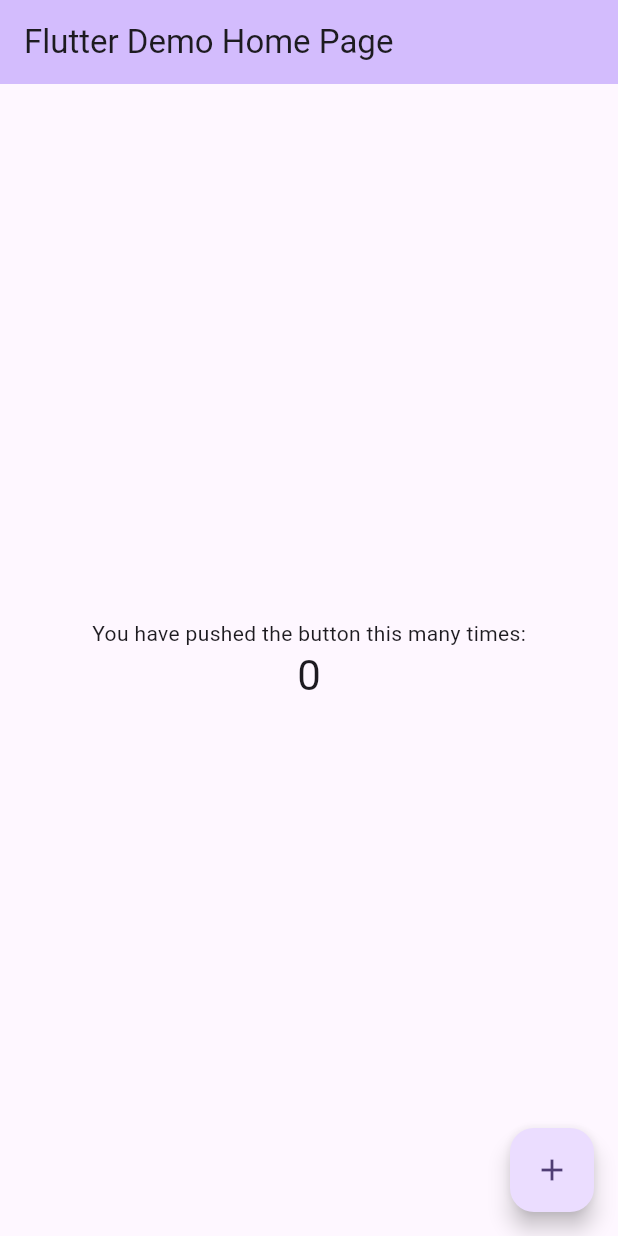
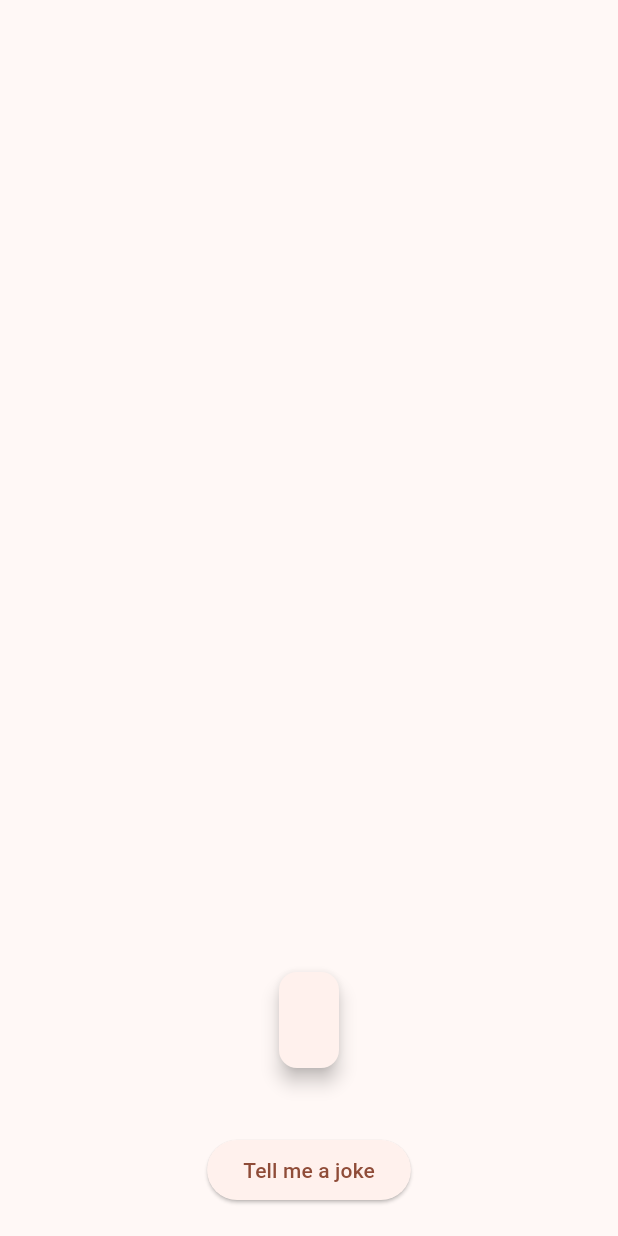
Before and after one commit to ZheFeng/tell_me_a_joke, a Flutter app: the screen it shows after launch, on a phone screen of 412 x 824 dp. Run offline on Flutter 3.47's test engine with Material 3 defaults, Android fonts, the phone set to English and light mode, and no system bars.

Commit message:
enable call remote joke

```diff
--- /dev/null
+++ b/devtools_options.yaml
@@ -0,0 +1 @@
+extensions:
--- a/lib/main.dart
+++ b/lib/main.dart
@@ -1,4 +1,7 @@
 import 'package:flutter/material.dart';
+import 'package:provider/provider.dart';
+import 'package:http/http.dart' as http;
+import 'dart:convert';
 
 void main() {
   runApp(const MyApp());
@@ -10,116 +13,126 @@
   // This widget is the root of your application.
   @override
   Widget build(BuildContext context) {
-    return MaterialApp(
-      title: 'Flutter Demo',
-      theme: ThemeData(
-        // This is the theme of your application.
-        //
-        // TRY THIS: Try running your application with "flutter run". You'll see
-        // the application has a purple toolbar. Then, without quitting the app,
-        // try changing the seedColor in the colorScheme below to Colors.green
-        // and then invoke "hot reload" (save your changes or press the "hot
-        // reload" button in a Flutter-supported IDE, or press "r" if you used
-        // the command line to start the app).
-        //
-        // Notice that the counter didn't reset back to zero; the application
-        // state is not lost during the reload. To reset the state, use hot
-        // restart instead.
-        //
-        // This works for code too, not just values: Most code changes can be
-        // tested with just a hot reload.
-        colorScheme: ColorScheme.fromSeed(seedColor: Colors.deepPurple),
-        useMaterial3: true,
+    return ChangeNotifierProvider(
+      create: (context) => MyAppState(),
+      child: MaterialApp(
+        title: 'Tell me a joke',
+        theme: ThemeData(
+          useMaterial3: true,
+          colorScheme: ColorScheme.fromSeed(seedColor: Colors.deepOrange),
+        ),
+        home: const MyHomePage(),
       ),
-      home: const MyHomePage(title: 'Flutter Demo Home Page'),
     );
   }
 }
 
-class MyHomePage extends StatefulWidget {
-  const MyHomePage({super.key, required this.title});
+class RemoteJoke {
+  final String message;
 
-  // This widget is the home page of your application. It is stateful, meaning
-  // that it has a State object (defined below) that contains fields that affect
-  // how it looks.
+  const RemoteJoke({
+    required this.message,
+  });
 
-  // This class is the configuration for the state. It holds the values (in this
-  // case the title) provided by the parent (in this case the App widget) and
-  // used by the build method of the State. Fields in a Widget subclass are
-  // always marked "final".
+  factory RemoteJoke.fromJson(Map<String, dynamic> json) {
+    return switch (json) {
+      {
+        'message': String message,
+      } =>
+        RemoteJoke(
+          message: message,
+        ),
+      _ => throw const FormatException('Failed to load joke.'),
+    };
+  }
 
-  final String title;
+  static Future<RemoteJoke> getRemoteJoke() async {
+    debugPrint('start request');
+    final res = await http.get(Uri.parse('http://localhost:3000/api/gpt'));
+    debugPrint(res.body);
 
-  @override
-  State<MyHomePage> createState() => _MyHomePageState();
+    if (res.statusCode == 200) {
+      return RemoteJoke.fromJson(jsonDecode(res.body) as Map<String, dynamic>);
+    } else {
+      throw Exception('Failed to load joke');
+    }
+  }
 }
 
-class _MyHomePageState extends State<MyHomePage> {
-  int _counter = 0;
+class MyAppState extends ChangeNotifier {
+  String joke = '';
+  bool loading = false;
 
-  void _incrementCounter() {
-    setState(() {
-      // This call to setState tells the Flutter framework that something has
-      // changed in this State, which causes it to rerun the build method below
-      // so that the display can reflect the updated values. If we changed
-      // _counter without calling setState(), then the build method would not be
-      // called again, and so nothing would appear to happen.
-      _counter++;
-    });
+  Future<void> getJoke() async {
+    // before send request, show loading
+    loading = true;
+    notifyListeners();
+
+    // call api
+    final remoteJoke = await RemoteJoke.getRemoteJoke();
+
+    // stop loading, show joke
+    loading = false;
+    joke = remoteJoke.message;
+    notifyListeners();
   }
+}
+
+class MyHomePage extends StatelessWidget {
+  const MyHomePage({super.key});
 
   @override
   Widget build(BuildContext context) {
-    // This method is rerun every time setState is called, for instance as done
-    // by the _incrementCounter method above.
-    //
-    // The Flutter framework has been optimized to make rerunning build methods
-    // fast, so that you can just rebuild anything that needs updating rather
-    // than having to individually change instances of widgets.
+    var appState = context.watch<MyAppState>();
+    var card = appState.loading
+        ? const Text('loading...')
+        : JokeCard(joke: appState.joke);
     return Scaffold(
-      appBar: AppBar(
-        // TRY THIS: Try changing the color here to a specific color (to
-        // Colors.amber, perhaps?) and trigger a hot reload to see the AppBar
-        // change color while the other colors stay the same.
-        backgroundColor: Theme.of(context).colorScheme.inversePrimary,
-        // Here we take the value from the MyHomePage object that was created by
-        // the App.build method, and use it to set our appbar title.
-        title: Text(widget.title),
-      ),
       body: Center(
-        // Center is a layout widget. It takes a single child and positions it
-        // in the middle of the parent.
-        child: Column(
-          // Column is also a layout widget. It takes a list of children and
-          // arranges them vertically. By default, it sizes itself to fit its
-          // children horizontally, and tries to be as tall as its parent.
-          //
-          // Column has various properties to control how it sizes itself and
-          // how it positions its children. Here we use mainAxisAlignment to
-          // center the children vertically; the main axis here is the vertical
-          // axis because Columns are vertical (the cross axis would be
-          // horizontal).
-          //
-          // TRY THIS: Invoke "debug painting" (choose the "Toggle Debug Paint"
-          // action in the IDE, or press "p" in the console), to see the
-          // wireframe for each widget.
-          mainAxisAlignment: MainAxisAlignment.center,
-          children: <Widget>[
-            const Text(
-              'You have pushed the button this many times:',
-            ),
-            Text(
-              '$_counter',
-              style: Theme.of(context).textTheme.headlineMedium,
-            ),
-          ],
+        child: SafeArea(
+          child: Column(
+            mainAxisAlignment: MainAxisAlignment.end,
+            children: <Widget>[
+              Padding(
+                padding: const EdgeInsets.all(40.0),
+                child: card,
+              ),
+              ElevatedButton(
+                  onPressed: () {
+                    appState.getJoke();
+                  },
+                  child: const Text('Tell me a joke')),
+              const SizedBox(
+                height: 20,
+              ),
+            ],
+          ),
         ),
       ),
-      floatingActionButton: FloatingActionButton(
-        onPressed: _incrementCounter,
-        tooltip: 'Increment',
-        child: const Icon(Icons.add),
-      ), // This trailing comma makes auto-formatting nicer for build methods.
     );
   }
 }
+
+class JokeCard extends StatelessWidget {
+  const JokeCard({
+    super.key,
+    required this.joke,
+  });
+
+  final String joke;
+
+  @override
+  Widget build(BuildContext context) {
+    final theme = Theme.of(context);
+
+    return Card(
+        elevation: 5,
+        child: Padding(
+          padding: const EdgeInsets.all(20.0),
+          child: Text(
+            joke,
+            style: theme.textTheme.bodyLarge,
+          ),
+        ));
+  }
+}
```
Also changed, not shown: pubspec.yaml (+4 -4 lines), pubspec.lock.
